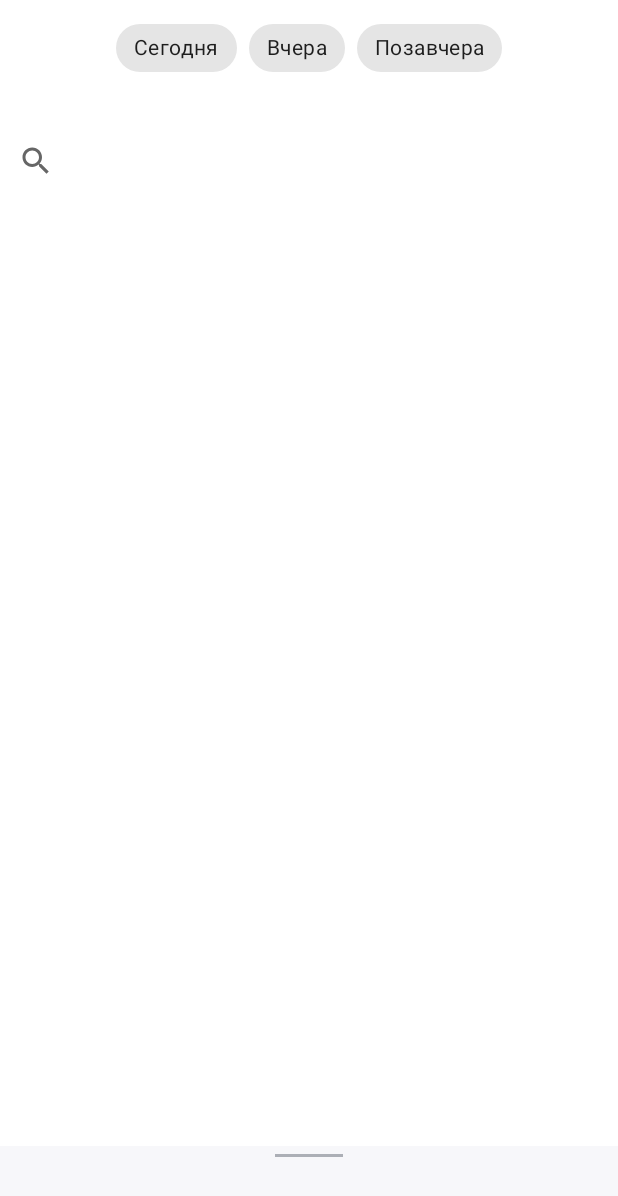
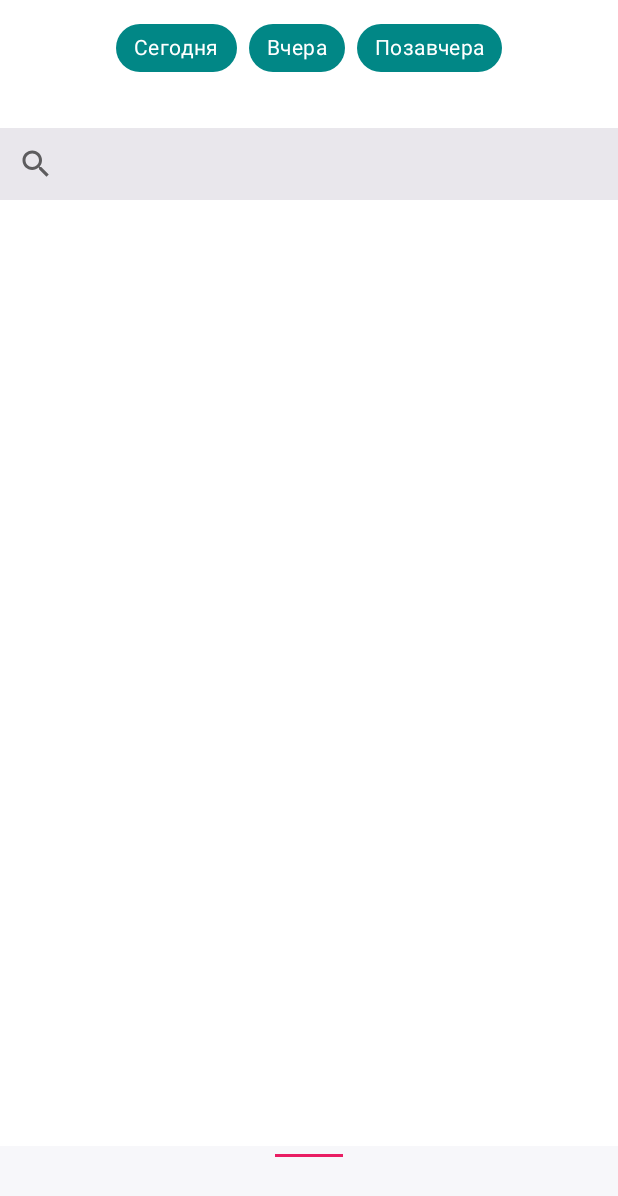
Before and after one commit to DudarIg/NasaImage, an Android app: the screen it shows after launch (MainActivity), on a phone screen of 412 x 824 dp. Shown: the top 1196 px of the screen. Run offline under Robolectric (Android 15) with nearby library versions, the phone set to English and light mode, and no system bars; libraries missing offline, so code that uses them is left out: coil.api.load.

Commit message:
Дз лекция 1

```diff
--- a/app/src/main/res/layout/bottom_sheet.xml
+++ b/app/src/main/res/layout/bottom_sheet.xml
@@ -15,7 +15,7 @@
         android:layout_width="45dp"
         android:layout_height="2dp"
         android:layout_marginTop="5dp"
-        android:background="#663b4351"
+        android:background="#E91E63"
         app:layout_constraintEnd_toEndOf="parent"
         app:layout_constraintStart_toStartOf="parent"
         app:layout_constraintTop_toTopOf="parent" />
--- a/app/src/main/res/layout/image_fragment.xml
+++ b/app/src/main/res/layout/image_fragment.xml
@@ -22,7 +22,7 @@
 
         <com.google.android.material.chip.Chip
             android:id="@+id/today_chip"
-            style="@style/Widget.MaterialComponents.Chip.Action"
+            style="@style/chip_color"
             android:layout_width="wrap_content"
             android:layout_height="wrap_content"
             android:background="@color/purple_200"
@@ -30,7 +30,7 @@
 
         <com.google.android.material.chip.Chip
             android:id="@+id/yestoday_chip"
-            style="@style/Widget.MaterialComponents.Chip.Action"
+            style="@style/chip_color"
             android:layout_width="wrap_content"
             android:layout_height="wrap_content"
             android:layout_marginStart="8dp"
@@ -38,7 +38,7 @@
 
         <com.google.android.material.chip.Chip
             android:id="@+id/yestoday2_chip"
-            style="@style/Widget.MaterialComponents.Chip.Action"
+            style="@style/chip_color"
             android:layout_width="wrap_content"
             android:layout_height="wrap_content"
             android:layout_marginStart="8dp"
@@ -58,6 +58,8 @@
 
     <ImageView
         android:id="@+id/nasaIV"
+        android:layout_margin="2dp"
+        android:adjustViewBounds="true"
         android:layout_width="match_parent"
         android:layout_height="wrap_content"
         app:layout_constraintEnd_toEndOf="parent"
@@ -66,6 +68,7 @@
         app:layout_constraintTop_toBottomOf="@+id/linearLayout2"/>
 
     <SearchView
+        android:background="#E9E7EC"
         android:layout_width="match_parent"
         android:layout_height="wrap_content"
         app:layout_constraintEnd_toEndOf="parent"
--- a/app/src/main/res/values/themes.xml
+++ b/app/src/main/res/values/themes.xml
@@ -2,7 +2,7 @@
     <!-- Base application theme. -->
     <style name="Theme.NasaImage" parent="Theme.MaterialComponents.DayNight.NoActionBar">
         <!-- Primary brand color. -->
-        <item name="colorPrimary">@color/purple_500</item>
+        <item name="colorPrimary">@color/teal_700</item>
         <item name="colorPrimaryVariant">@color/purple_700</item>
         <item name="colorOnPrimary">@color/white</item>
         <!-- Secondary brand color. -->
@@ -13,4 +13,8 @@
         <item name="android:statusBarColor" tools:targetApi="l">?attr/colorPrimaryVariant</item>
         <!-- Customize your theme here. -->
     </style>
+    <style name="chip_color" parent="Widget.MaterialComponents.Chip.Action">
+        <item name="chipBackgroundColor">@color/teal_700</item>
+        <item name="android:textColor">@color/white</item>
+    </style>
 </resources>
```
